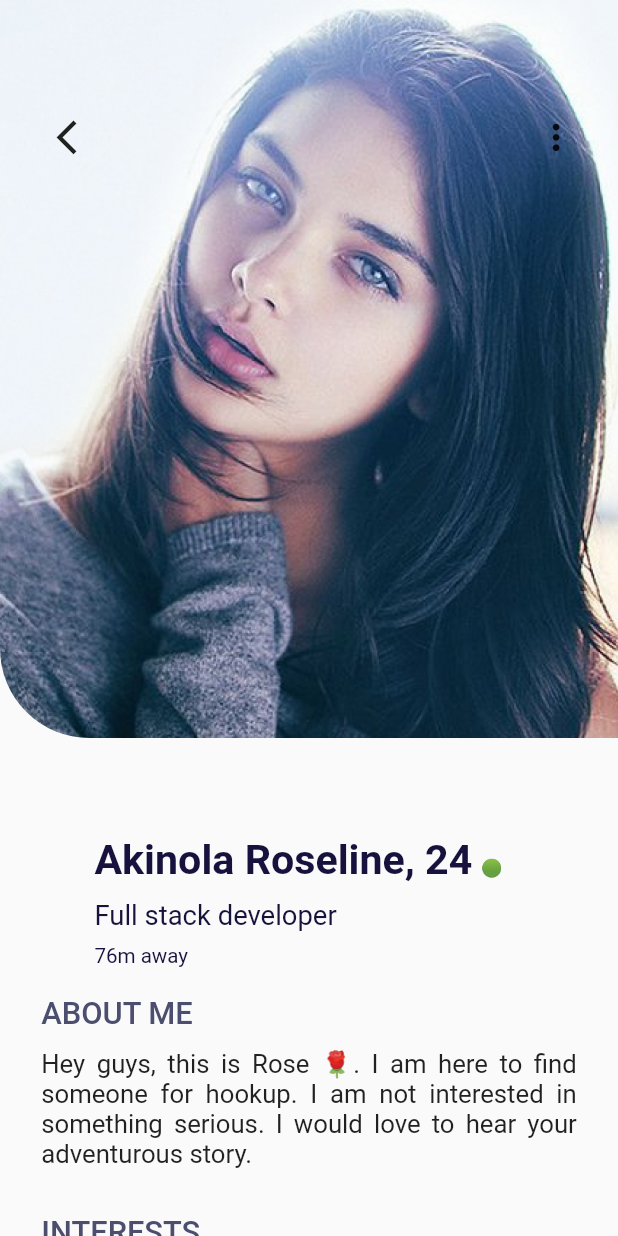
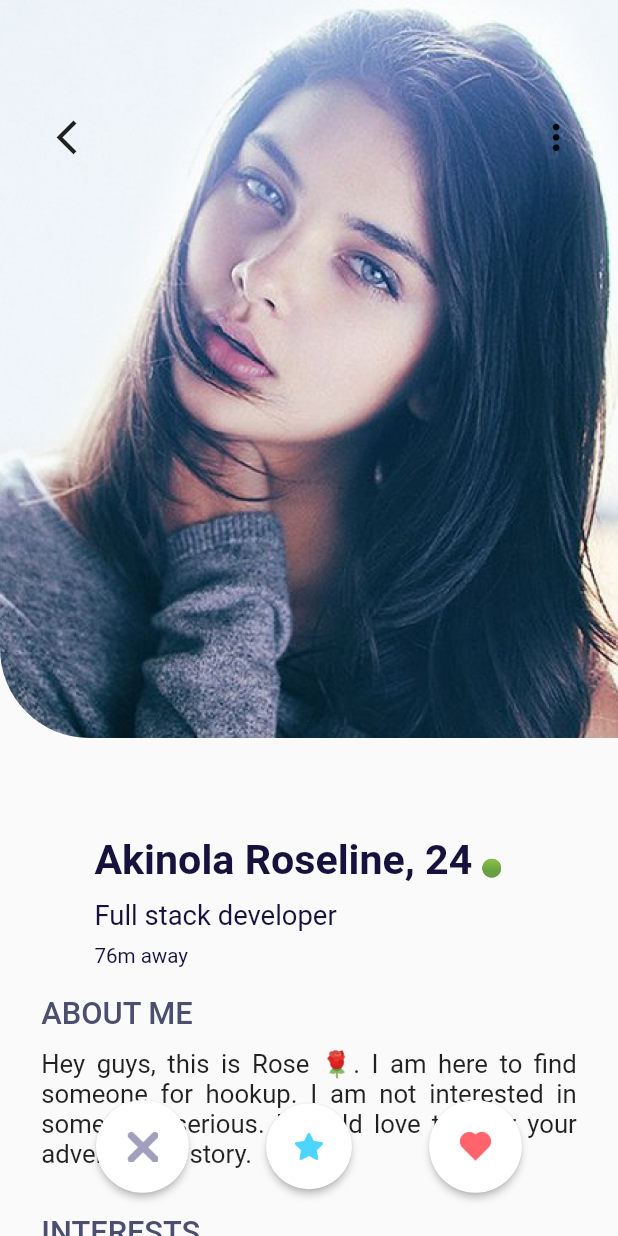
Before and after one commit to jobic10/flutter-uis, a Flutter app: the RecommendationDetailsScreen screen opened directly, on a phone screen of 412 x 824 dp. Run offline on Flutter 3.47's test engine with Material 2 defaults, Android fonts, the phone set to English and light mode, and no system bars; our stand-ins replace flutter_screenutil.

Commit message:
BottomBar Added

```diff
--- a/lib/projects/dating/screens/recommendation_details_screen.dart
+++ b/lib/projects/dating/screens/recommendation_details_screen.dart
@@ -1,5 +1,6 @@
 import 'package:flutter/material.dart';
 import 'package:flutter_screenutil/flutter_screenutil.dart';
+import 'package:flutter_uis/projects/dating/widgets/bottom_nav.dart';
 import 'package:flutter_uis/projects/dating/widgets/interest_card.dart';
 
 class RecommendationDetailsScreen extends StatelessWidget {
@@ -40,10 +41,10 @@ class RecommendationDetailsScreen extends StatelessWidget {
   @override
   Widget build(BuildContext context) {
     return Scaffold(
-        body: SingleChildScrollView(
-      child: Stack(
-        children: [
-          Column(
+        body: Stack(
+      children: [
+        SingleChildScrollView(
+          child: Column(
             crossAxisAlignment: CrossAxisAlignment.stretch,
             children: [
               Align(
@@ -222,9 +223,22 @@ class RecommendationDetailsScreen extends StatelessWidget {
               ),
             ],
           ),
-          _appBar(context),
-        ],
-      ),
+        ),
+        _appBar(context),
+        Align(
+          alignment: Alignment.bottomCenter,
+          child: Container(
+            height: 100.h,
+            child: BottomNav(
+              height: 64.h,
+              width: 248.w,
+              size1: 54.w,
+              size2: 50.w,
+              size3: 54.w,
+            ),
+          ),
+        ),
+      ],
     ));
   }
 }
```
Also changed, not shown: lib/projects/dating/widgets/interest_card.dart (added, +31 -0 lines).
